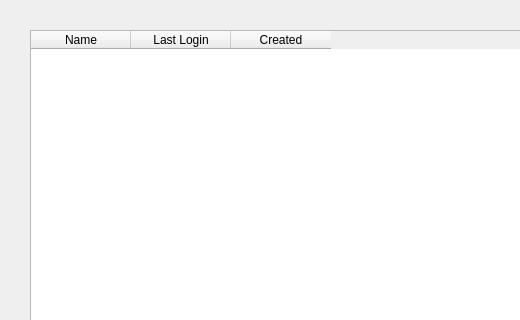
Above: api/interface/qt/QUserListDialog.ui from patrickdemond/Alder before the change; both pictures show x 0 to 520 and y 0 to 320 of the 825 by 568 pixel window. Below: the same form after it.
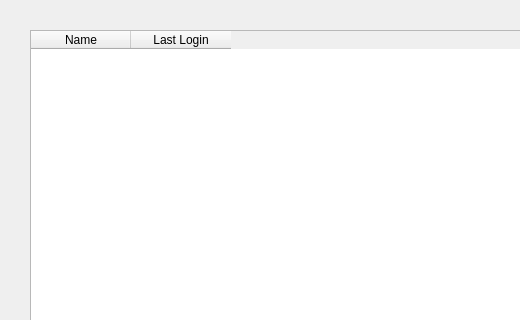
That is the form after the change.

Commit message: Further implementation of study and user dialogs

```diff
--- a/api/interface/qt/QUserListDialog.ui
+++ b/api/interface/qt/QUserListDialog.ui
@@ -35,11 +35,6 @@
        <string>Last Login</string>
       </property>
      </column>
-     <column>
-      <property name="text">
-       <string>Created</string>
-      </property>
-     </column>
     </widget>
    </item>
    <item>
```
The commit also changes 5 other files.
